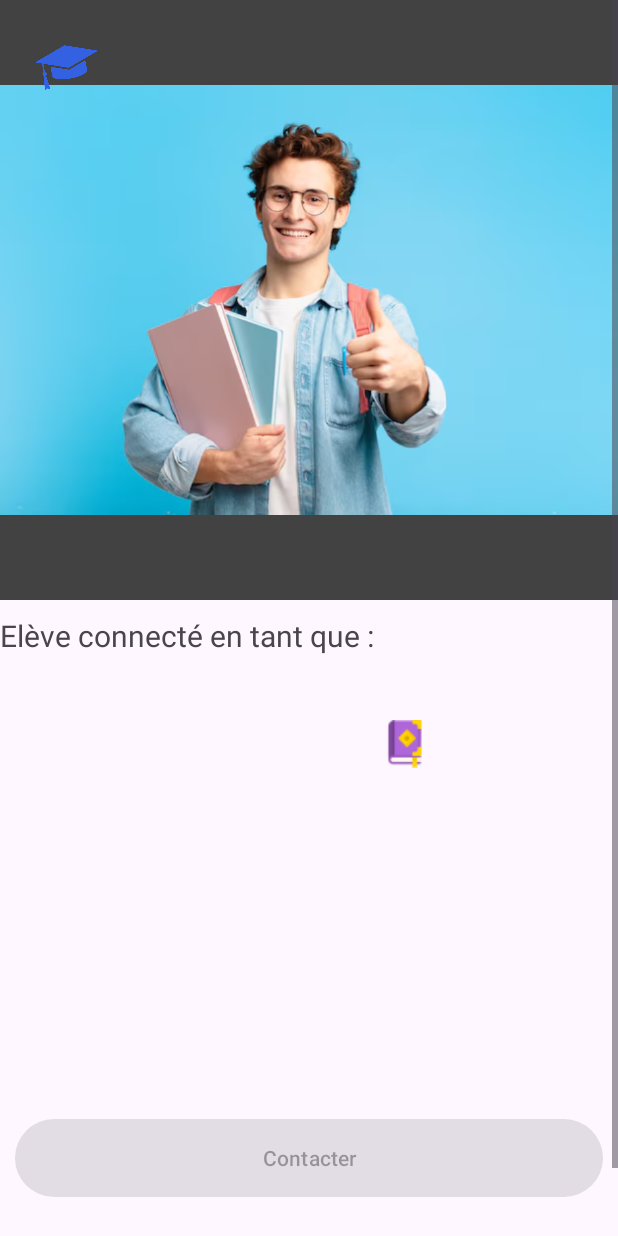
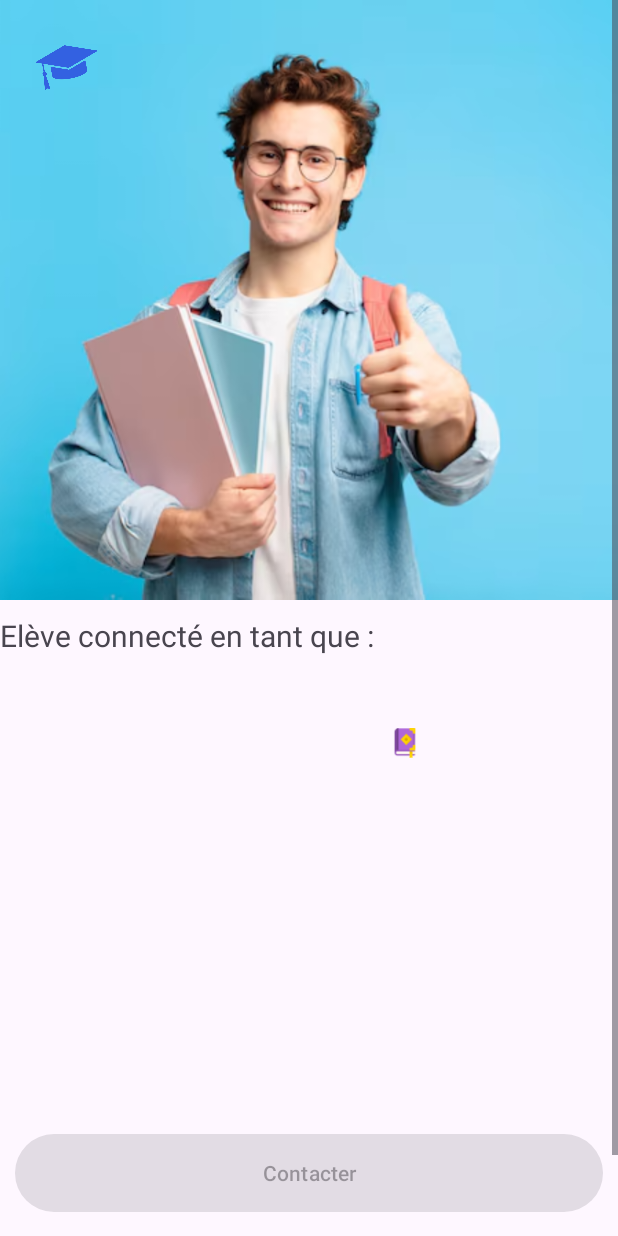
Before and after one commit to RayanOUTILI/AndroidFilRouge, an Android app: the screen it shows after launch once a user with an empty profile is signed in (ProfileActivity), item 2 of the bottom bar chosen, on a phone screen of 412 x 824 dp. Run offline under Robolectric (Android 15) with nearby library versions, the light colour scheme and no system bars; our stand-ins replace Firebase (no records; nobody signed in at launch, a user with empty details on screens opened directly), Picasso; pictures from the network do not load; 3 statements that could not run were skipped.

Commit message:
DATA SET 3

```diff
--- a/app/src/main/java/edu/iut/proftracker/models/Professeur.java
+++ b/app/src/main/java/edu/iut/proftracker/models/Professeur.java
@@ -139,7 +139,7 @@ public class Professeur implements Parcelable {
      * @see java.lang.String
      */
     public void setImage(String image) {
-        this.image = "https://rayanoutili.github.io/proftrackerjson/images/" + image;
+        this.image = "https://rayanoutili.github.io/proftrackerjson/images/profconnus/" + image;
     }
 
     /** Méthode permettant de récupérer le lieu où le professeur donne ses cours
--- a/app/src/main/java/edu/iut/proftracker/views/activitites/MainActivity.java
+++ b/app/src/main/java/edu/iut/proftracker/views/activitites/MainActivity.java
@@ -106,7 +106,7 @@ public class MainActivity extends AppCompatActivity implements PostExecuteActivi
 
 
         // Récupération des professeurs de l'application depuis le fichier JSON situé sur le serveur
-        String url = "https://rayanoutili.github.io/proftrackerjson/data2.json";
+        String url = "https://rayanoutili.github.io/proftrackerjson/data3.json";
         // Appel de la classe HttpAsyncGet pour récupérer les professeurs dans l'
         new HttpAsyncGet<>(url, Professeur.class, this, new ProgressDialog(MainActivity.this) );
 
--- a/app/src/main/res/layout/activity_profile.xml
+++ b/app/src/main/res/layout/activity_profile.xml
@@ -23,6 +23,8 @@
                     app:layout_constraintTop_toTopOf="parent"
                     app:layout_constraintStart_toStartOf="parent"
                     android:id="@+id/profilepicture"
+                    android:scaleType="centerCrop"
+                    android:adjustViewBounds="true"
                     android:contentDescription="@string/profile_picture"
                     android:background="@color/cardview_dark_background"
                     />
@@ -65,44 +67,48 @@
                     android:layout_height="60sp"
                     android:layout_marginTop="10dp"
                     android:text="@string/exemple2"
-                    android:textSize="40sp"
+                    android:textSize="30sp"
                     app:layout_constraintStart_toStartOf="@id/logoposition"
                     app:layout_constraintTop_toBottomOf="@id/logoposition" />
 
                 <TextView
                     android:id="@+id/permiereMatiere"
+                    style="@style/TextAppearance.Material3.BodyLarge"
                     android:layout_width="100dp"
-                    android:layout_height="20dp"
+                    android:layout_height="30dp"
                     android:layout_marginTop="10dp"
-                    style="@style/TextAppearance.Material3.BodyLarge"
                     android:textAlignment="center"
+                    android:textSize="14sp"
+                    app:layout_constraintEnd_toStartOf="@id/deuxiemeMatiere"
                     app:layout_constraintStart_toStartOf="parent"
-                    app:layout_constraintTop_toBottomOf="@+id/nomProfile"
-                    app:layout_constraintEnd_toStartOf="@id/deuxiemeMatiere" />
+                    app:layout_constraintTop_toBottomOf="@+id/nomProfile" />
 
                 <ImageView
                     android:id="@+id/imageView"
-                    android:layout_width="wrap_content"
-                    android:layout_height="wrap_content"
+                    android:layout_width="20dp"
+                    android:layout_height="20dp"
                     android:background="@drawable/livre_ouvert_fill"
+                    android:contentDescription="@string/book"
+                    app:layout_constraintBottom_toBottomOf="@+id/deuxiemeMatiere"
                     app:layout_constraintEnd_toStartOf="@+id/deuxiemeMatiere"
                     app:layout_constraintStart_toEndOf="@+id/permiereMatiere"
-                    app:layout_constraintTop_toTopOf="@+id/deuxiemeMatiere"
-                    android:contentDescription="@string/book" />
+                    app:layout_constraintTop_toTopOf="@+id/deuxiemeMatiere" />
 
                 <ImageView
-                    android:layout_width="wrap_content"
-                    android:layout_height="wrap_content"
+                    android:layout_width="20dp"
+                    android:layout_height="20dp"
                     android:background="@drawable/livre_ouvert_fill"
+                    android:contentDescription="@string/book"
+                    app:layout_constraintBottom_toBottomOf="@+id/troisiemeMatiere"
                     app:layout_constraintEnd_toStartOf="@+id/troisiemeMatiere"
                     app:layout_constraintStart_toEndOf="@+id/deuxiemeMatiere"
-                    app:layout_constraintTop_toTopOf="@+id/deuxiemeMatiere"
-                    android:contentDescription="@string/book" />
+                    app:layout_constraintTop_toTopOf="@+id/deuxiemeMatiere" />
 
                 <TextView
                     android:id="@+id/deuxiemeMatiere"
                     android:layout_width="100dp"
-                    android:layout_height="20dp"
+                    android:layout_height="30dp"
+                    android:textSize="14sp"
                     style="@style/TextAppearance.Material3.BodyLarge"
                     app:layout_constraintStart_toEndOf="@+id/permiereMatiere"
                     app:layout_constraintEnd_toStartOf="@id/troisiemeMatiere"
@@ -114,7 +120,8 @@
                 <TextView
                     android:id="@+id/troisiemeMatiere"
                     android:layout_width="100dp"
-                    android:layout_height="20dp"
+                    android:layout_height="30dp"
+                    android:textSize="14sp"
                     style="@style/TextAppearance.Material3.BodyLarge"
                     app:layout_constraintEnd_toEndOf="parent"
                     android:textAlignment="center"
```
